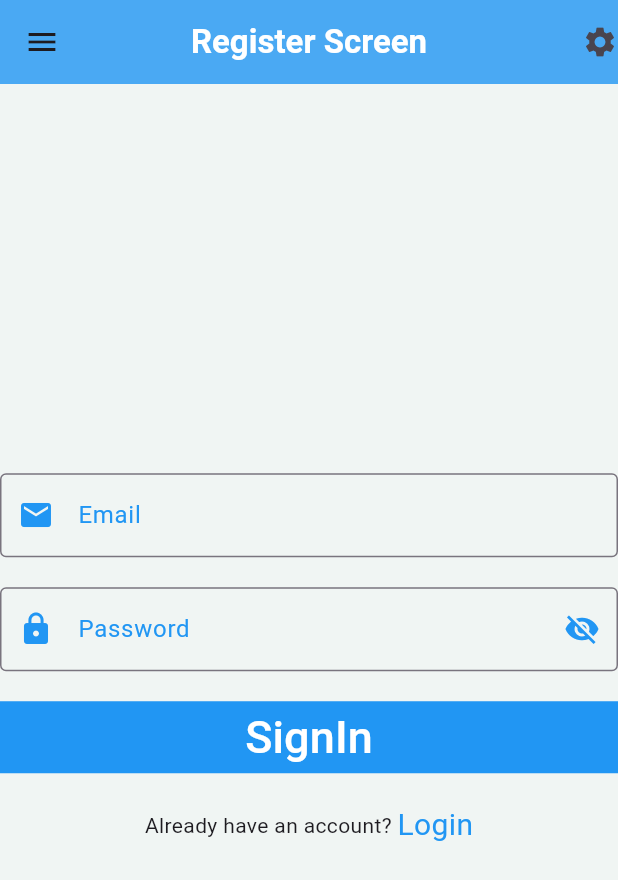
After one commit to MohamedAliShaltoot/Task-1-Flutter, a Flutter app: the screen it shows after launch, after a tap on "Login", after a tap on "Register", on a phone screen of 412 x 824 dp. The commit adds this screen. Shown: the top 880 px of the screen. Run offline on Flutter 3.47's test engine with Material 3 defaults, Android fonts, the phone set to English and light mode, and no system bars.

Commit message:
adding login and register screen

```diff
--- a/lib/homeScreen.dart
+++ b/lib/homeScreen.dart
@@ -12,6 +12,7 @@ class HomeScreen extends StatefulWidget {
 }
 
 class _HomeScreenState extends State<HomeScreen> {
+  int index=1;
   bool isPressed = false;
   List<Map<String, dynamic>> list = [
     {
@@ -108,7 +109,8 @@ class _HomeScreenState extends State<HomeScreen> {
             color: Colors.white,
           )
         ],
-        backgroundColor: Colors.blue,
+        backgroundColor: //Colors.blue,
+        const Color.fromARGB(255, 3, 70, 133)
       ),
       body: ListView.separated(
         itemCount: list.length,
@@ -230,8 +232,8 @@ class _HomeScreenState extends State<HomeScreen> {
           children: [
             UserAccountsDrawerHeader(
               // arrowColor: Colors.white,
-              accountName: const Text("User Account"),
-              accountEmail: const Text("User@gmail.com"),
+              accountName: const Text("Samurai Account"),
+              accountEmail: const Text("Samurai2356@gmail.com"),
               currentAccountPicture: ClipOval(
                 // backgroundColor: Colors.amber,
                 child: Image.asset(
@@ -322,13 +324,27 @@ class _HomeScreenState extends State<HomeScreen> {
           ],
         ),
       ),
-      bottomNavigationBar: BottomNavigationBar(backgroundColor: Color.fromARGB(255, 168, 143, 66),items: const [
+      bottomNavigationBar: BottomNavigationBar(
+        useLegacyColorScheme: false,
+        currentIndex: index,
+        onTap: (value) {
+          setState(() {
+              index=value;
+          });
+
+        },
+        selectedFontSize: 20,
+        unselectedFontSize: 15,
+        iconSize: 20,
+        selectedItemColor: const Color.fromARGB(255, 224, 221, 221),
+        unselectedItemColor: const Color.fromARGB(255, 4, 232, 50),
+        backgroundColor: const Color.fromARGB(255, 1, 51, 97),items: const [
 
 
         BottomNavigationBarItem(
           activeIcon: Icon(Icons.home),
 
-        icon: Icon(Icons.home),label: 'Home',tooltip: "Home",backgroundColor: Color.fromARGB(255, 168, 143, 66),),
+        icon: Icon(Icons.home_repair_service),label: 'Home',tooltip: "Home",backgroundColor: Color.fromARGB(255, 168, 143, 66),),
 
  BottomNavigationBarItem(icon: Icon(Icons.person),label: 'person',backgroundColor: Color.fromARGB(255, 74, 63, 32),tooltip: "person",),
 
--- /dev/null
+++ b/lib/login_screen.dart
@@ -0,0 +1,132 @@
+import 'package:flutter/material.dart';
+import 'package:task1/homeScreen.dart';
+
+
+
+import 'package:task1/register+screen.dart';
+class Loginscreen extends StatefulWidget {
+  //const HomeScreen({super.key});
+
+  @override
+  State<Loginscreen> createState() => _Loginscreen();
+}
+
+class _Loginscreen extends State<Loginscreen> {
+  bool visible =false;
+var formKey=GlobalKey<FormState>();
+  @override
+  Widget build(BuildContext context) {
+    return Scaffold(
+      backgroundColor: const Color.fromARGB(255, 240, 245, 243),
+appBar: AppBar(
+  elevation: 5,
+  backgroundColor: Colors.blue.withOpacity(0.8),
+  title: const Text("Login Screen",style: TextStyle(fontWeight: FontWeight.bold,color:Colors.white),),
+  centerTitle: true,
+  leading: const Icon(Icons.menu,color: Colors.black,size: 35,),
+  actions: const [
+     Padding(
+       padding: EdgeInsets.only(right: 8),
+       child: Icon(Icons.settings,color: Colors.black,size: 30,),
+     ),
+  ],
+),
+body:Form(
+  key: formKey
+  ,child:SizedBox(
+  width: double.infinity,
+  child:Column(
+    mainAxisAlignment: MainAxisAlignment.center,
+    crossAxisAlignment: CrossAxisAlignment.center,
+    children: [
+      TextFormField(
+        validator: (value){
+if(value!.isEmpty){
+  return " Email Field must be not empty";
+} return null;
+        },
+        decoration: const InputDecoration(
+          prefixIcon: Icon(Icons.email,color: Colors.blue,
+          ),
+          hintText: "Email",
+          labelText: "Email",
+          labelStyle: TextStyle(color: Colors.blue),
+          border: OutlineInputBorder(),
+        ),
+      ),
+      const SizedBox(height: 20,),
+       TextFormField(
+        validator: (value){
+if(value!.isEmpty){
+  return " Password Field must be not empty";
+}
+else if(value.length <6){
+  return " Password must be 6 digits or long.";
+}
+ return null;
+        },
+        obscureText: !visible,
+        decoration: InputDecoration(
+          prefixIcon: const Icon(Icons.lock,color: Colors.blue,),
+          suffixIcon: IconButton(icon:visible? const Icon(Icons.visibility,color: Colors.blue,):const Icon(Icons.visibility_off,color: Colors.blue,), onPressed: () {
+            setState(() {
+                          visible=!visible;
+                        });
+           },),
+          hintText: "password",
+          labelText: "Password",
+          labelStyle: const TextStyle(color: Colors.blue),
+          border: const OutlineInputBorder(),
+        ),
+      ),
+      const SizedBox(height: 20,),
+      Container(
+        width: MediaQuery.sizeOf(context).width,
+        color: Colors.blue
+        ,child:MaterialButton(
+        onPressed: (){
+          if(formKey.currentState!.validate()){
+Navigator.push(context, MaterialPageRoute(builder: (context){
+              return const HomeScreen();
+            }));
+          }
+        },
+        child: const Text("Login",style: TextStyle(
+          color: Colors.white,
+        fontSize: 30,
+        ),),
+      ) ,
+      ),
+       const SizedBox(height: 20,),
+      Row(
+        mainAxisAlignment: MainAxisAlignment.center,
+        children: [
+          const Text("Don't have an accont? "),
+          InkWell(
+            onTap: (){
+              Navigator.push( context,
+  MaterialPageRoute(builder: (context) => const RegisterScreen())
+);
+            },
+            child: const Text("Register",style: TextStyle(
+          color: Colors.blue,
+fontSize: 20,
+        ),),
+          ),
+
+        ],
+      ),
+
+
+    ],
+  )
+
+
+) ,)
+
+
+
+
+    );
+  }
+}
--- a/lib/main.dart
+++ b/lib/main.dart
@@ -1,5 +1,6 @@
 import 'package:flutter/material.dart';
 import 'package:task1/homeScreen.dart';
+import 'package:task1/login_screen.dart';
 
 void main() {
   runApp(const MyApp());
@@ -11,11 +12,11 @@ class MyApp extends StatelessWidget {
   // This widget is the root of your application.
   @override
   Widget build(BuildContext context) {
-    return  MaterialApp(
+    return   MaterialApp(
       debugShowCheckedModeBanner: false,
-      title: 'Flutter Task 1',
+      title: 'Flutter Task ',
 
-      home: HomeScreen(),
+      home: Loginscreen()//HomeScreen(),
     );
   }
 }
--- a/lib/photoScreen.dart
+++ b/lib/photoScreen.dart
@@ -1,5 +1,6 @@
 import 'package:flutter/material.dart';
 
+// ignore: must_be_immutable
 class ImageScreen extends StatelessWidget {
   ImageScreen({super.key, required this.imageName, required this.image});
   String imageName;
--- /dev/null
+++ b/lib/register+screen.dart
@@ -0,0 +1,117 @@
+
+import 'package:flutter/material.dart';
+import 'package:task1/homeScreen.dart';
+
+class RegisterScreen extends StatefulWidget {
+  const RegisterScreen({super.key});
+
+  @override
+  State<RegisterScreen> createState() => _RegisterScreenState();
+}
+
+class _RegisterScreenState extends State<RegisterScreen> {
+  @override
+  Widget build(BuildContext context) {
+    bool visible =false;
+var formKey=GlobalKey<FormState>();
+     return Scaffold(
+      backgroundColor: const Color.fromARGB(255, 240, 245, 243),
+appBar: AppBar(
+  backgroundColor: Colors.blue.withOpacity(0.8),
+  title: const Text("Register Screen",style: TextStyle(fontWeight: FontWeight.bold,color:Colors.white),),
+  centerTitle: true,
+  leading: const Icon(Icons.menu),
+  actions: const [
+     Icon(Icons.settings,),
+  ],
+),
+body: Form(
+  key: formKey,
+  child: SizedBox(
+    width: double.infinity,
+    child:Column(
+      mainAxisAlignment: MainAxisAlignment.center,
+      crossAxisAlignment: CrossAxisAlignment.center,
+      children: [
+        TextFormField(
+           validator: (value){
+if(value!.isEmpty){
+  return " Email Field must be not empty";
+} return null;
+        },
+          decoration: const InputDecoration(
+            prefixIcon: Icon(Icons.email,color: Colors.blue,
+            ),
+            hintText: "Email",
+            labelText: "Email",
+            labelStyle: TextStyle(color: Colors.blue),
+            border: OutlineInputBorder(),
+          ),
+        ),
+        const SizedBox(height: 20,),
+         TextFormField(
+           validator: (value){
+if(value!.isEmpty){
+  return " Password Field must be not empty";
+} return null;
+        },
+          obscureText: !visible,
+          decoration: InputDecoration(
+            prefixIcon: const Icon(Icons.lock,color: Colors.blue,),
+            suffixIcon: IconButton(icon: visible ? const Icon(Icons.visibility,color: Colors.blue,):const Icon(Icons.visibility_off,color: Colors.blue,), onPressed: () {
+              setState(() {
+                            visible=!visible;
+                          });
+             },),
+            hintText: "password",
+            labelText: "Password",
+            labelStyle: const TextStyle(color: Colors.blue),
+            border: const OutlineInputBorder(),
+          ),
+        ),
+        const SizedBox(height: 20,),
+        Container(
+          width: double.infinity,
+          color: Colors.blue
+          ,child:MaterialButton(
+          onPressed: (){
+             if(formKey.currentState!.validate()){
+  Navigator.push(context, MaterialPageRoute(builder: (context){
+                return const HomeScreen();
+              }));
+            }
+          },
+          child: const Text("SignIn",style: TextStyle(
+            color: Colors.white,
+  fontSize: 30,
+          ),),
+        ) ,
+        ),
+         const SizedBox(height: 20,),
+        Row(
+          mainAxisAlignment: MainAxisAlignment.center,
+          children: [
+            const Text("Already have an account? "),
+            InkWell(
+              onTap: (){
+                Navigator.pop(context);
+              },
+              child: const Text("Login",style: TextStyle(
+            color: Colors.blue,
+  fontSize: 20,
+          ),),
+            ),
+
+
+          ],
+        )
+
+      ],
+    )
+
+
+  ),
+),
+    );
+  }
+}
```
